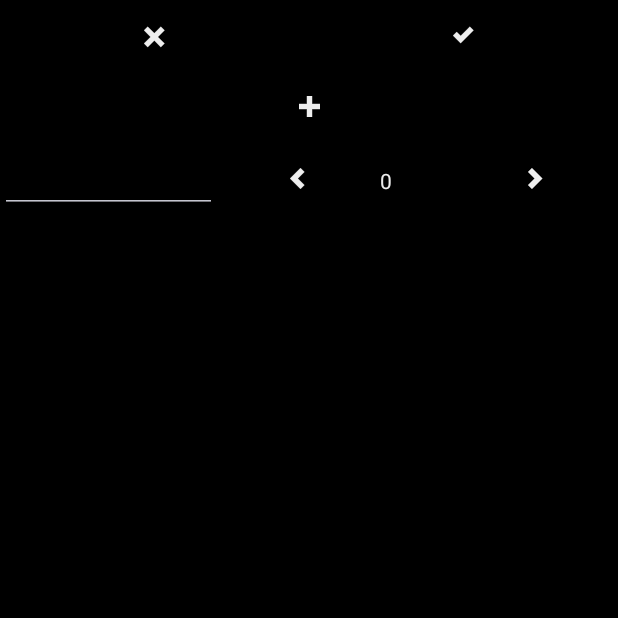
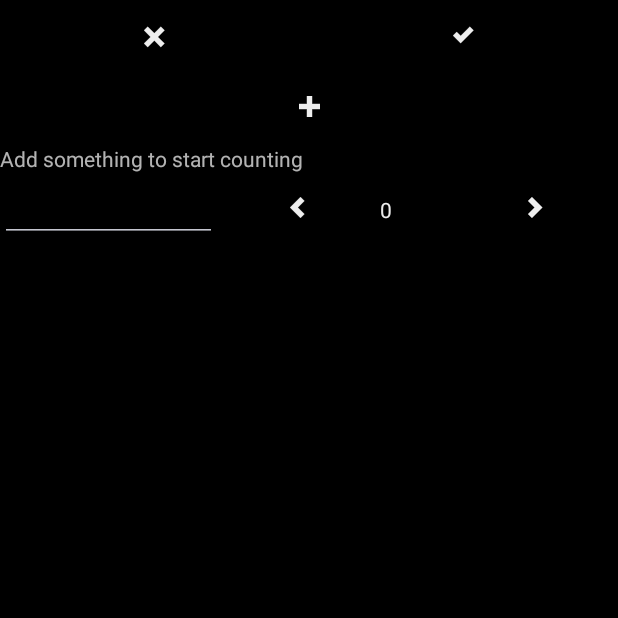
Before and after one commit to liberdade-organizacao/Counter, an Android app: the screen it shows after launch (MainActivity), after a tap on an icon or button, on a phone screen of 412 x 824 dp, the top half of it. Run offline under Robolectric (Android 15) with nearby library versions, the phone set to English and light mode, and no system bars.

Commit message:
It's finally working! :D

```diff
--- a/app/src/main/java/br/eng/crisjr/sheep/MainActivity.java
+++ b/app/src/main/java/br/eng/crisjr/sheep/MainActivity.java
@@ -48,16 +48,14 @@ extends AppCompatActivity
     {
         context = getApplicationContext();
         layoutSheeps = (LinearLayout) findViewById(R.id.layoutSheeps);
+        TextView textEmpty = (TextView) findViewById(R.id.textEmpty);
 
         if (mainView.getSheepSize() > 0) {
             mainView.populateSheeps(context, layoutSheeps);
+            textEmpty.setVisibility(View.GONE);
         }
         else {
-            TextView tt = new TextView(context);
-            tt.setText(R.string.empty_sheeps);
-            tt.setTextColor(0xffeeeeee);
-            tt.setBackgroundColor(0xff000000);
-            layoutSheeps.addView(tt);
+            textEmpty.setVisibility(View.VISIBLE);
         }
     }
 
@@ -90,9 +88,11 @@ extends AppCompatActivity
         layoutSheeps = (LinearLayout) findViewById(R.id.layoutSheeps);
         Button buttonEdit = (Button) findViewById(R.id.buttonEdit);
         Button buttonAdd = (Button) findViewById(R.id.buttonAdd);
+        TextView textEmpty = (TextView) findViewById(R.id.textEmpty);
 
         buttonEdit.setText(IconicConstants.ADD);
         buttonAdd.setVisibility(View.GONE);
+        textEmpty.setVisibility(View.GONE);
         mainView.extractSheeps(context, layoutSheeps);
         mainView.removeEveryOtherView(layoutSheeps);
         updateSheeps();
@@ -108,6 +108,7 @@ extends AppCompatActivity
 
         buttonAdd.setVisibility(View.VISIBLE);
         buttonEdit.setText(IconicConstants.OK);
+        mainView.extractSheeps(context, layoutSheeps);
         mainView.removeEveryOtherView(layoutSheeps);
 
         if (mainView.getSheepSize() == 0) {
@@ -135,6 +136,7 @@ extends AppCompatActivity
     private LinearLayout addEmptySheep(Context context, LinearLayout layoutSheeps)
     {
         layoutSheeps.addView(mainView.newSheep(context));
+        mainView.setLayoutSheeps(layoutSheeps);
         return layoutSheeps;
     }
 
@@ -172,7 +174,9 @@ extends AppCompatActivity
         layoutSheeps = (LinearLayout) findViewById(R.id.layoutSheeps);
         Button button = (Button) findViewById(R.id.buttonRemove);
 
+        mainView.extractSheeps(context, layoutSheeps);
         mainView.removeEveryOtherView(layoutSheeps);
+
         button.setText(IconicConstants.OK);
         if (mainView.getSheepSize() == 0) {
             isRemoving = !isRemoving;
--- a/app/src/main/java/br/eng/crisjr/sheep/View/MainView.java
+++ b/app/src/main/java/br/eng/crisjr/sheep/View/MainView.java
@@ -24,7 +24,7 @@ public class MainView
      * @return layout filled with sheep
      */
     public LinearLayout populateSheeps(Context context,
-                                              LinearLayout layout)
+                                       LinearLayout layout)
     {
         layoutSheeps = layout;
 
@@ -68,7 +68,7 @@ public class MainView
      * @return the filled layout
      */
     public LinearLayout populateEmptySheeps(Context context,
-                                                   LinearLayout layout)
+                                            LinearLayout layout)
     {
         for (Sheep sheep : controller.getSheeps())
         {
@@ -106,7 +106,8 @@ public class MainView
      * @param context the application context
      * @return an empty layout containing a sheep to be filled
      */
-    public LinearLayout newSheep(Context context) {
+    public LinearLayout newSheep(Context context)
+    {
         LinearLayout layoutSheep = new LinearLayout(context);
         EditText editSheep = new EditText(context);
 
@@ -250,7 +251,7 @@ public class MainView
      * @param ls layout to be edited
      */
     public void populateFilledSheeps(Context context,
-                                            LinearLayout ls)
+                                     LinearLayout ls)
     {
         for (Sheep sheep: controller.getSheeps())
         {
@@ -330,6 +331,14 @@ public class MainView
     }
 
     /**
+     * Setter for layoutSheeps
+     * @param layoutSheeps the current layout used on screen
+     */
+    public void setLayoutSheeps(LinearLayout layoutSheeps) {
+        this.layoutSheeps = layoutSheeps;
+    }
+
+    /**
      * Gets how many sheep are stored right now.
      * @return number of sheep stored.
      */
--- a/app/src/main/res/layout/activity_main.xml
+++ b/app/src/main/res/layout/activity_main.xml
@@ -40,6 +40,12 @@
             android:layout_width="match_parent"
             android:layout_height="wrap_content"
             android:id="@+id/buttonAdd"/>
+    <TextView
+            android:layout_width="fill_parent"
+            android:layout_height="wrap_content"
+            android:visibility="gone"
+            android:text="@string/empty_sheeps"
+            android:id="@+id/textEmpty"/>
     <LinearLayout
         android:layout_width="match_parent"
         android:layout_height="match_parent">
```
